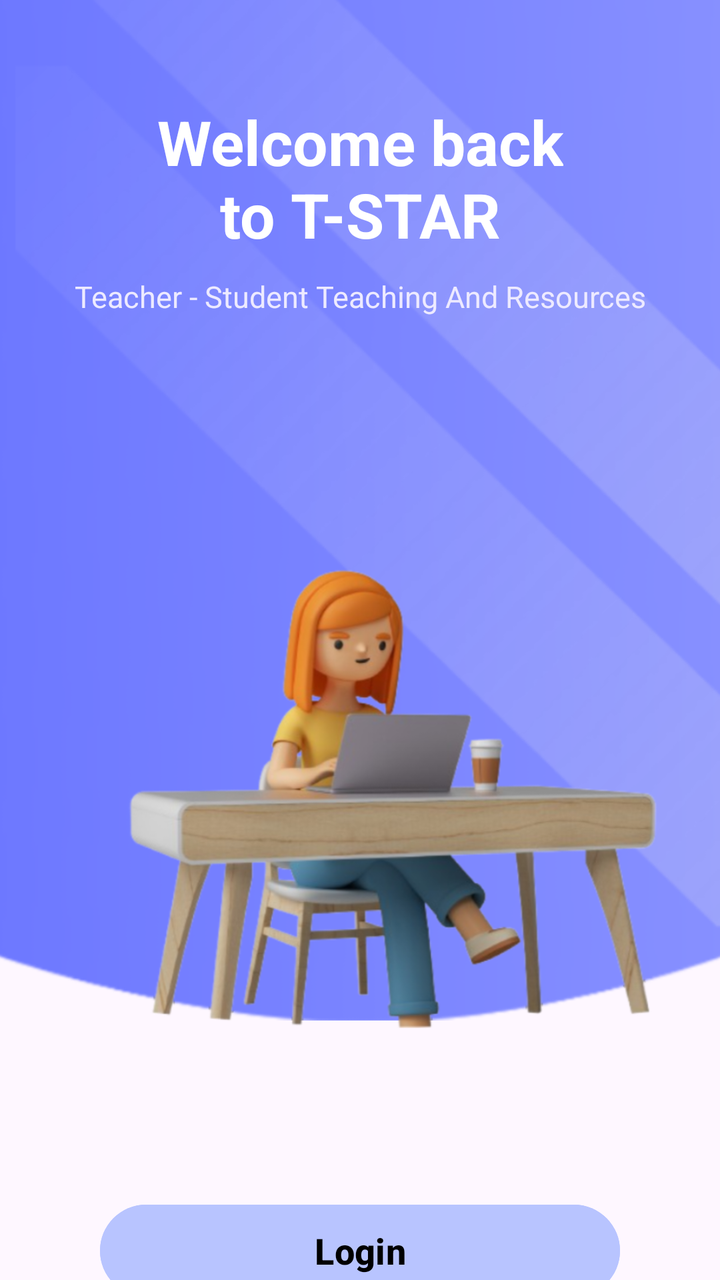
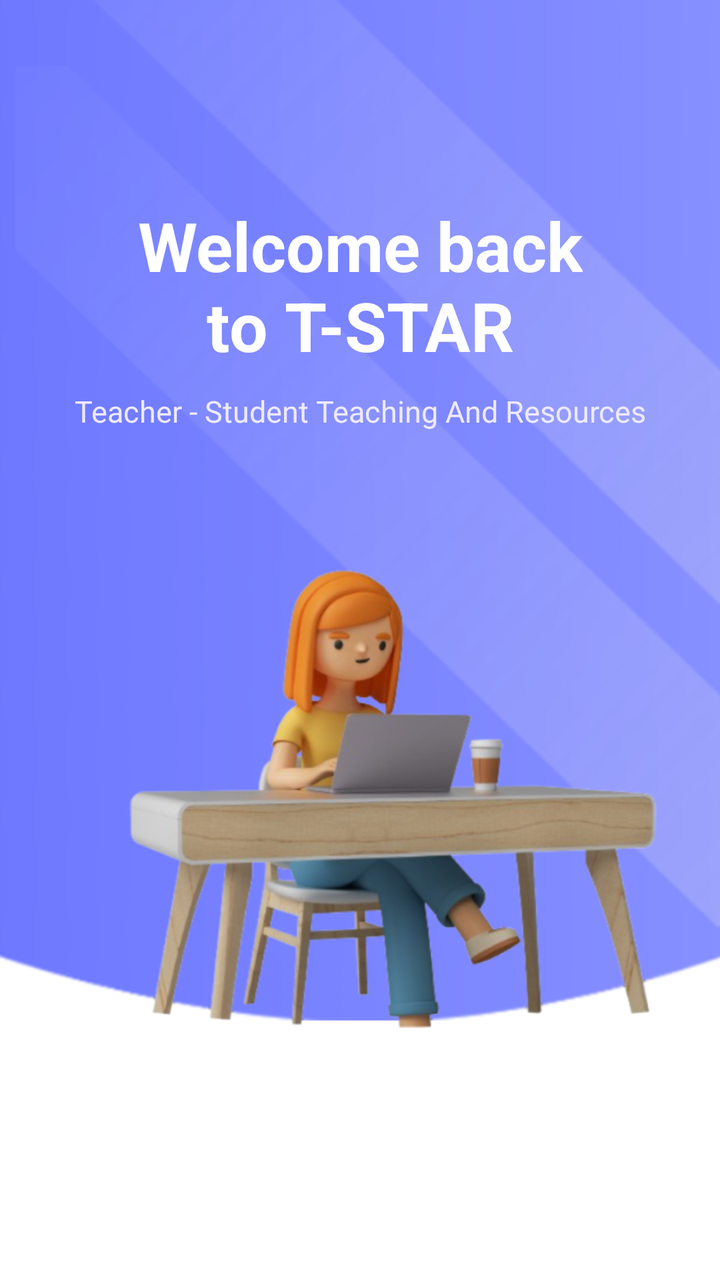

Screens rendered from an Android XML layout before and after an edit, with the pre-edit source and the edit as a unified diff.
<!-- AndroidManifest.xml: application theme Theme.TSTAR -->
<!-- res/layout/tstar_entry_activity.xml -->
<?xml version="1.0" encoding="utf-8"?>
<androidx.constraintlayout.widget.ConstraintLayout xmlns:android="http://schemas.android.com/apk/res/android"
    xmlns:app="http://schemas.android.com/apk/res-auto"
    android:layout_width="match_parent"
    android:layout_height="match_parent">

    <LinearLayout
        android:layout_width="match_parent"
        android:layout_height="match_parent"
        android:orientation="vertical"
        android:id="@+id/entry_page_ll_id1"
        android:background="@drawable/finalist_entrypage_bg"
        android:gravity="center_horizontal">






        
        <TextView
            android:id="@+id/txtWelcome"
            android:layout_width="wrap_content"
            android:layout_height="wrap_content"
            android:text="Welcome back\nto T-STAR"
            android:textStyle="bold"
            android:textColor="#FFFFFF"
            android:textSize="31sp"
            android:gravity="center"
            android:layout_marginTop="50dp" />

        
        <TextView
            android:id="@+id/txtDesc"
            android:layout_width="wrap_content"
            android:layout_height="wrap_content"
            android:text="Teacher - Student Teaching And Resources"
            android:textColor="#EDEAFF"
            android:textSize="15sp"
            android:gravity="center"
            android:layout_marginTop="10dp" />



        
        <Button
            android:id="@+id/btnLogin"
            android:layout_width="260dp"
            android:layout_height="54dp"
            android:text="Login"
            android:textSize="18sp"
            android:textColor="@color/black"
            android:textStyle="bold"
            android:backgroundTint="#B8C4FF"
            android:layout_marginTop="440dp"/>

        
        <Button
            android:id="@+id/btnSignup"
            android:layout_width="260dp"
            android:layout_height="54dp"
            android:text="Signup"
            android:textSize="18sp"
            android:textColor="@color/black"
            android:textStyle="bold"
            android:backgroundTint="#B8C4FF"
            android:layout_marginTop="10dp" />

    </LinearLayout>



</androidx.constraintlayout.widget.ConstraintLayout>
<!-- resources referenced by this layout -->
<resources>
  <color name="black">#FF000000</color>
  <!-- drawable finalist_entrypage_bg: png bitmap (drawable, 502110 bytes) -->
  <style name="Theme.TSTAR" parent="Base.Theme.TSTAR" />
  <style name="Base.Theme.TSTAR" parent="Theme.Material3.DayNight.NoActionBar">
          
          
      </style>
</resources>

<!-- the commit's change to res/layout/tstar_entry_activity.xml (unified diff, before → after) -->
@@ -2,7 +2,8 @@
 <androidx.constraintlayout.widget.ConstraintLayout xmlns:android="http://schemas.android.com/apk/res/android"
     xmlns:app="http://schemas.android.com/apk/res-auto"
     android:layout_width="match_parent"
-    android:layout_height="match_parent">
+    android:layout_height="match_parent"
+    android:background="@color/white">
 
     <LinearLayout
         android:layout_width="match_parent"
@@ -25,9 +26,9 @@
             android:text="Welcome back\nto T-STAR"
             android:textStyle="bold"
             android:textColor="#FFFFFF"
-            android:textSize="31sp"
+            android:textSize="34sp"
             android:gravity="center"
-            android:layout_marginTop="50dp" />
+            android:layout_marginTop="100dp" />
 
         
         <TextView
@@ -52,7 +53,7 @@
             android:textColor="@color/black"
             android:textStyle="bold"
             android:backgroundTint="#B8C4FF"
-            android:layout_marginTop="440dp"/>
+            android:layout_marginTop="505dp"/>
 
         
         <Button
<!-- resource entries referenced after the edit -->
@@ -1,6 +1,7 @@
 <!-- resources referenced by this layout -->
 <resources>
   <color name="black">#FF000000</color>
+  <color name="white">#FFFFFF</color>
   <!-- drawable finalist_entrypage_bg: png bitmap (drawable, 502110 bytes) -->
   <style name="Theme.TSTAR" parent="Base.Theme.TSTAR" />
   <style name="Base.Theme.TSTAR" parent="Theme.Material3.DayNight.NoActionBar">
